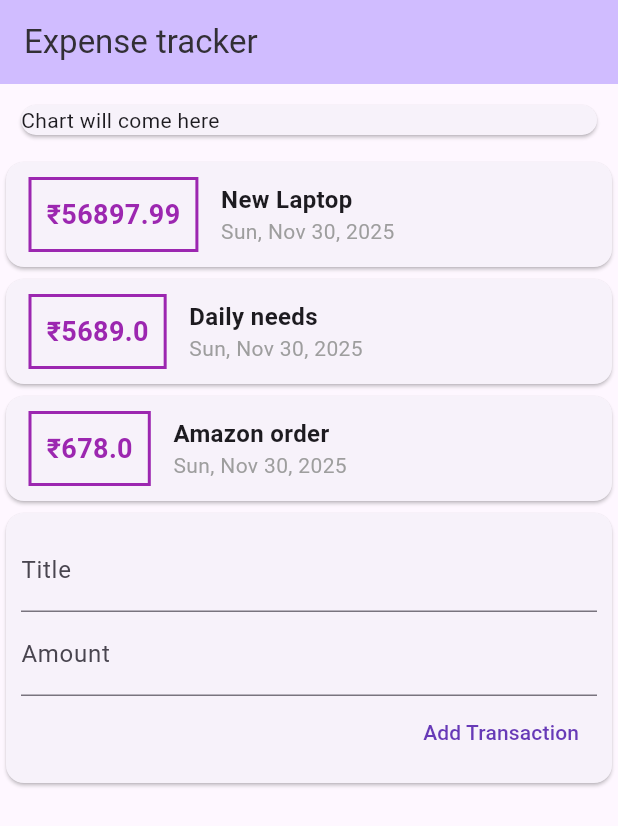
After one commit to VISHALCHAND007/Expense-Tracker, a Flutter app: the screen it shows after launch, on a phone screen of 412 x 824 dp. The commit adds this screen. Shown: the top 826 px of the screen. Run offline on Flutter 3.47's test engine with Material 3 defaults, Android fonts, the phone set to English and light mode, and no system bars.

Commit message:
Worked on shortening the code by creating multiple widget for each component.

```diff
--- a/lib/main.dart
+++ b/lib/main.dart
@@ -1,52 +1,26 @@
-import 'package:expense_tracker/transaction.dart';
+import './widgets/user_transactions.dart';
 import 'package:flutter/material.dart';
-import 'package:intl/intl.dart';
 
 void main() => runApp(MyApp());
 
-class MyApp extends StatefulWidget {
+class MyApp extends StatelessWidget {
   const MyApp({super.key});
 
   @override
-  State createState() {
-    return _MyAppState();
+  Widget build(BuildContext context) {
+    return MaterialApp(home: _MyHomePage());
   }
 }
 
-class _MyAppState extends State {
-  //temporary data of transactions
-  final List<Transaction> transactions = [
-    Transaction(
-      id: "d1",
-      title: "New Laptop",
-      amount: 56897.99,
-      date: DateTime.now(),
-    ),
-    Transaction(
-      id: "d2",
-      title: "Daily needs",
-      amount: 5689,
-      date: DateTime.now(),
-    ),
-    Transaction(
-      id: "d3",
-      title: "Amazon order",
-      amount: 678,
-      date: DateTime.now(),
-    ),
-  ];
-
+class _MyHomePage extends StatelessWidget {
   @override
   Widget build(BuildContext context) {
-    return MaterialApp(
-      home: Scaffold(
+    return Scaffold(
       appBar: AppBar(
         backgroundColor: Theme.of(context).colorScheme.inversePrimary,
         title: Text(
           "Expense tracker",
-            style: TextStyle(
-              color: Theme.of(context).colorScheme.inverseSurface,
-            ),
+          style: TextStyle(color: Theme.of(context).colorScheme.inverseSurface),
         ),
       ),
       body: Column(
@@ -56,77 +30,8 @@ class _MyAppState extends State {
             margin: EdgeInsets.all(10),
             child: Card(child: Text("Chart will come here")),
           ),
-            Column(
-              children: [
-                ...transactions.map((trans) {
-                  return Card(
-                    child: Row(
-                      children: [
-                        Container(
-                          margin: EdgeInsets.symmetric(
-                            vertical: 10,
-                            horizontal: 15,
-                          ),
-                          decoration: BoxDecoration(
-                            border: Border.all(color: Colors.purple, width: 2),
-                          ),
-                          padding: EdgeInsets.all(10),
-                          child: Text(
-                            "₹${trans.amount}",
-                            style: TextStyle(
-                              fontSize: 18,
-                              fontWeight: FontWeight.bold,
-                              color: Colors.purple,
-                            ),
-                          ),
-                        ),
-                        Column(
-                          crossAxisAlignment: .start,
-                          children: [
-                            Text(
-                              trans.title,
-                              style: TextStyle(
-                                fontSize: 16,
-                                fontWeight: FontWeight.bold,
-                              ),
-                            ),
-                            Text(
-                              DateFormat.yMMMEd().format(trans.date),
-                              style: TextStyle(color: Colors.grey),
-                            ),
+          UserTransactions(),
         ],
-                        ),
-                      ],
-                    ),
-                  );
-                }),
-              ],
-            ),
-            Card(
-              child: Container(
-                padding: EdgeInsets.all(10),
-                child: Column(
-                  crossAxisAlignment: .end,
-                  children: [
-                    TextField(
-                      decoration: InputDecoration(label: Text("Title")),
-                    ),
-                    TextField(
-                      decoration: InputDecoration(label: Text("Amount")),
-                    ),
-                    TextButton(
-                      onPressed: () {},
-                      child: Text(
-                        "Add Transaction",
-                        style: TextStyle(color: Colors.deepPurple),
-                      ),
-                    ),
-                  ],
-                ),
-              ),
-            ),
-          ],
-        ),
       ),
     );
   }
--- /dev/null
+++ b/lib/widgets/add_transactions.dart
@@ -0,0 +1,43 @@
+import '../models/transaction.dart';
+import 'package:flutter/material.dart';
+
+class AddTransactions extends StatelessWidget {
+  final List<Transaction> transactions;
+  AddTransactions(this.transactions, {super.key});
+
+  final titleController = TextEditingController();
+  final amountController = TextEditingController();
+
+  @override
+  Widget build(BuildContext context) {
+    return Card(
+      child: Container(
+        padding: EdgeInsets.all(10),
+        child: Column(
+          crossAxisAlignment: .end,
+          children: [
+            TextField(
+              decoration: InputDecoration(label: Text("Title")),
+              controller: titleController,
+            ),
+            TextField(
+              decoration: InputDecoration(label: Text("Amount")),
+              controller: amountController,
+              keyboardType: TextInputType.numberWithOptions(),
+            ),
+            TextButton(
+              onPressed: () {
+                print(titleController.text);
+                print(amountController.text);
+              },
+              child: Text(
+                "Add Transaction",
+                style: TextStyle(color: Colors.deepPurple),
+              ),
+            ),
+          ],
+        ),
+      ),
+    );
+  }
+}
--- /dev/null
+++ b/lib/widgets/transactions_list.dart
@@ -0,0 +1,56 @@
+import 'package:expense_tracker/models/transaction.dart';
+import 'package:flutter/material.dart';
+import 'package:intl/intl.dart';
+
+class TransactionsList extends StatelessWidget {
+  final List<Transaction> transactions;
+
+  const TransactionsList(this.transactions, {super.key});
+
+  @override
+  Widget build(BuildContext context) {
+    return Column(
+      children: [
+        ...transactions.map((trans) {
+          return Card(
+            child: Row(
+              children: [
+                Container(
+                  margin: EdgeInsets.symmetric(vertical: 10, horizontal: 15),
+                  decoration: BoxDecoration(
+                    border: Border.all(color: Colors.purple, width: 2),
+                  ),
+                  padding: EdgeInsets.all(10),
+                  child: Text(
+                    "₹${trans.amount}",
+                    style: TextStyle(
+                      fontSize: 18,
+                      fontWeight: FontWeight.bold,
+                      color: Colors.purple,
+                    ),
+                  ),
+                ),
+                Column(
+                  crossAxisAlignment: .start,
+                  children: [
+                    Text(
+                      trans.title,
+                      style: TextStyle(
+                        fontSize: 16,
+                        fontWeight: FontWeight.bold,
+                      ),
+                    ),
+                    Text(
+                      DateFormat.yMMMEd().format(trans.date),
+                      style: TextStyle(color: Colors.grey),
+                    ),
+                  ],
+                ),
+              ],
+            ),
+          );
+        }),
+      ],
+    );
+  }
+}
--- /dev/null
+++ b/lib/widgets/user_transactions.dart
@@ -0,0 +1,44 @@
+import 'package:flutter/material.dart';
+import './add_transactions.dart';
+import './transactions_list.dart';
+import '../models/transaction.dart';
+
+class UserTransactions extends StatefulWidget {
+  const UserTransactions({super.key});
+
+  @override
+  State createState() => _UserTransactions();
+}
+
+class _UserTransactions extends State<UserTransactions> {
+  //temporary data of transactions
+  final List<Transaction> _transactions = [
+    Transaction(
+      id: "d1",
+      title: "New Laptop",
+      amount: 56897.99,
+      date: DateTime.now(),
+    ),
+    Transaction(
+      id: "d2",
+      title: "Daily needs",
+      amount: 5689,
+      date: DateTime.now(),
+    ),
+    Transaction(
+      id: "d3",
+      title: "Amazon order",
+      amount: 678,
+      date: DateTime.now(),
+    ),
+  ];
+  @override
+  Widget build(BuildContext context) {
+    return Column(
+      children: [
+        TransactionsList(_transactions),
+        AddTransactions(_transactions),
+      ],
+    );
+  }
+}
```
Also changed, not shown: lib/models/transaction.dart (renamed from lib/transaction.dart). Lines whose indentation alone changed are shown as unchanged.
